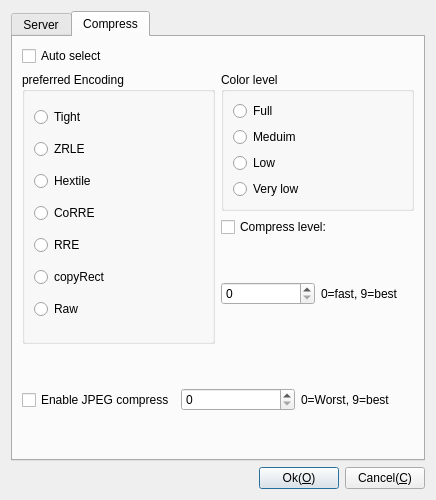
Before: the Qt Designer form Plugins/TigerVnc/Client/DlgSettingsVnc.ui in KangLin/RabbitRemoteControl, drawn with Qt 5.
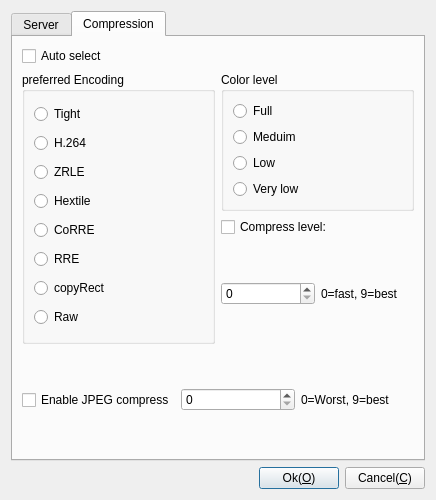
After: the same form once the commit is applied. The open tabs and pages were chosen to show the change. Icons and pictures are not drawn. Custom widgets are drawn as their Qt base class.

```diff
--- a/Plugins/TigerVnc/Client/DlgSettingsVnc.ui
+++ b/Plugins/TigerVnc/Client/DlgSettingsVnc.ui
@@ -162,7 +162,7 @@
      </widget>
      <widget class="QWidget" name="Compress">
       <attribute name="title">
-       <string>Compress</string>
+       <string>Compression</string>
       </attribute>
       <layout class="QGridLayout" name="gridLayout_2">
        <item row="1" column="1">
@@ -254,55 +254,62 @@
           <string>preferred Encoding</string>
          </property>
          <layout class="QGridLayout" name="gridLayout_3">
-          <item row="0" column="0">
-           <widget class="QRadioButton" name="rbTight">
-            <property name="text">
-             <string>Tight</string>
-            </property>
-           </widget>
-          </item>
-          <item row="2" column="0">
-           <widget class="QRadioButton" name="rbHextile">
-            <property name="text">
-             <string>Hextile</string>
-            </property>
-           </widget>
-          </item>
-          <item row="6" column="0">
-           <widget class="QRadioButton" name="rbRaw">
-            <property name="text">
-             <string>Raw</string>
-            </property>
-           </widget>
-          </item>
-          <item row="1" column="0">
-           <widget class="QRadioButton" name="rbZRLE">
-            <property name="text">
-             <string>ZRLE</string>
-            </property>
-           </widget>
-          </item>
-          <item row="3" column="0">
+          <item row="4" column="0">
            <widget class="QRadioButton" name="rbCoRRE">
             <property name="text">
              <string>CoRRE</string>
             </property>
            </widget>
           </item>
-          <item row="4" column="0">
+          <item row="2" column="0">
+           <widget class="QRadioButton" name="rbZRLE">
+            <property name="text">
+             <string>ZRLE</string>
+            </property>
+           </widget>
+          </item>
+          <item row="5" column="0">
            <widget class="QRadioButton" name="rbRRE">
             <property name="text">
              <string>RRE</string>
             </property>
            </widget>
           </item>
-          <item row="5" column="0">
+          <item row="6" column="0">
            <widget class="QRadioButton" name="rbCopyRect">
             <property name="text">
              <string>copyRect</string>
             </property>
            </widget>
           </item>
+          <item row="3" column="0">
+           <widget class="QRadioButton" name="rbHextile">
+            <property name="text">
+             <string>Hextile</string>
+            </property>
+           </widget>
+          </item>
+          <item row="0" column="0">
+           <widget class="QRadioButton" name="rbTight">
+            <property name="text">
+             <string>Tight</string>
+            </property>
+           </widget>
+          </item>
+          <item row="7" column="0">
+           <widget class="QRadioButton" name="rbRaw">
+            <property name="text">
+             <string>Raw</string>
+            </property>
+           </widget>
+          </item>
+          <item row="1" column="0">
+           <widget class="QRadioButton" name="rbH264">
+            <property name="text">
+             <string>H.264</string>
+            </property>
+           </widget>
+          </item>
          </layout>
         </widget>
        </item>
```
Left out of the diff: 107 changed lines with no effect on the pictures.
